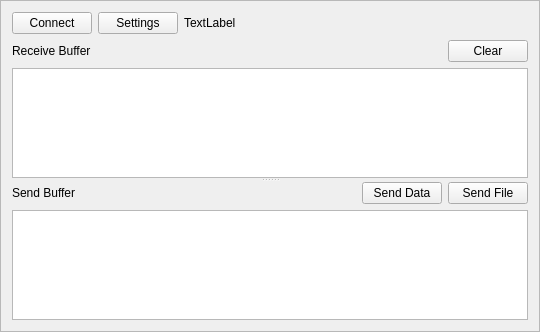
This is app/SerialViewer/BasicView.ui in lxyppc/lxyppc-serial as Qt 5 draws it before an edit. The edited form follows.
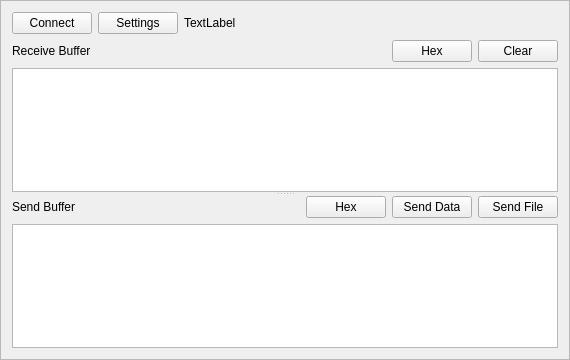
This is the edited form.

Patch:
```diff
--- a/app/SerialViewer/BasicView.ui
+++ b/app/SerialViewer/BasicView.ui
@@ -6,8 +6,8 @@
    <rect>
     <x>0</x>
     <y>0</y>
-    <width>540</width>
-    <height>332</height>
+    <width>570</width>
+    <height>360</height>
    </rect>
   </property>
   <property name="windowTitle">
@@ -56,7 +56,7 @@
      <widget class="QWidget" name="verticalLayoutWidget">
       <layout class="QVBoxLayout" name="verticalLayout">
        <item>
-        <layout class="QHBoxLayout" name="horizontalLayout_3" stretch="1,0">
+        <layout class="QHBoxLayout" name="horizontalLayoutRecv" stretch="1,0,0">
          <item>
           <widget class="QLabel" name="labelRecv">
            <property name="text">
@@ -64,6 +64,13 @@
            </property>
           </widget>
          </item>
+         <item>
+          <widget class="QPushButton" name="btnRecvTextMode">
+           <property name="text">
+            <string>Hex</string>
+           </property>
+          </widget>
+         </item>
          <item>
           <widget class="QPushButton" name="btnClearRecv">
            <property name="text">
@@ -74,6 +81,8 @@
         </layout>
        </item>
        <item>
+        <layout class="QGridLayout" name="gridLayoutRecv">
+         <item row="0" column="0">
         <widget class="QTextEdit" name="textRecv">
          <property name="enabled">
           <bool>true</bool>
@@ -84,11 +93,13 @@
         </widget>
        </item>
       </layout>
+       </item>
+      </layout>
      </widget>
      <widget class="QWidget" name="verticalLayoutWidget_2">
       <layout class="QVBoxLayout" name="verticalLayout_2">
        <item>
-        <layout class="QHBoxLayout" name="horizontalLayout_2" stretch="1,0,0">
+        <layout class="QHBoxLayout" name="horizontalLayoutSend" stretch="1,0,0,0">
          <item>
           <widget class="QLabel" name="labelSend">
            <property name="text">
@@ -96,6 +107,13 @@
            </property>
           </widget>
          </item>
+         <item>
+          <widget class="QPushButton" name="btnSendTextMode">
+           <property name="text">
+            <string>Hex</string>
+           </property>
+          </widget>
+         </item>
          <item>
           <widget class="QPushButton" name="btnSendData">
            <property name="text">
@@ -113,9 +131,13 @@
         </layout>
        </item>
        <item>
+        <layout class="QGridLayout" name="gridLayoutSend">
+         <item row="0" column="0">
         <widget class="QTextEdit" name="textSend"/>
        </item>
       </layout>
+       </item>
+      </layout>
      </widget>
     </widget>
    </item>
```
Left out of the diff: 6 changed lines with no effect on the pictures. Lines whose indentation alone changed are shown as unchanged.
